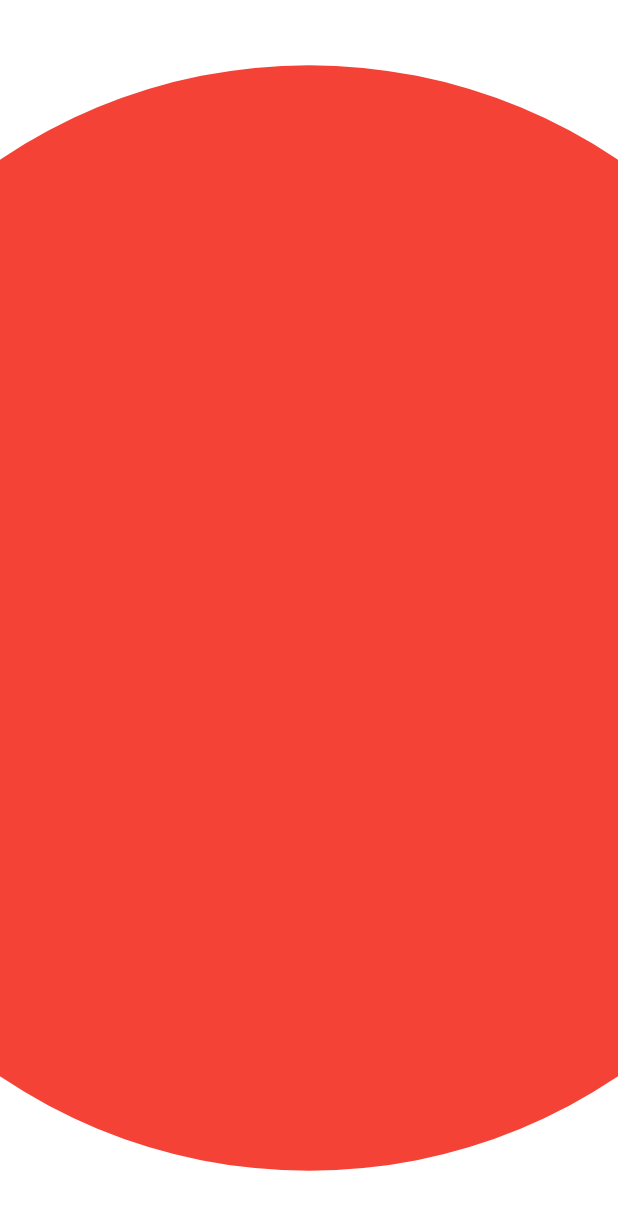
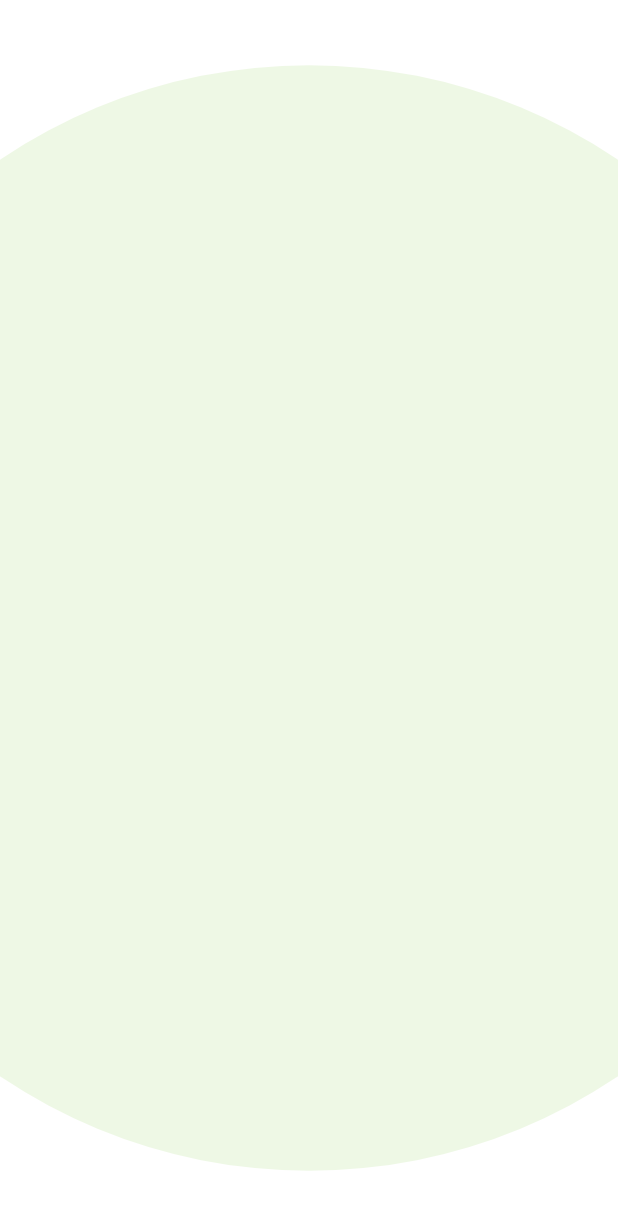
Before and after one commit to soliev01/animated, a Flutter app: the first screen one second after launch, on a phone screen of 412 x 824 dp. Shown: the top 1210 px of the screen. Run offline on Flutter 3.47's test engine with Material 2 defaults, Android fonts, the phone set to English and light mode, and no system bars.

Commit message:
new color generator

```diff
--- a/lib/main.dart
+++ b/lib/main.dart
@@ -51,9 +51,16 @@ class _AnimationScreenState extends State<AnimationScreen>
     Colors.teal,
     Colors.green
   ];
-  _getRandomColor(List<Color> colors) {
+  _getRandomColor() {
     //return colors[_random.nextInt(colors.length)];
-    return (colors..shuffle(_random)).first;
+    //return (colors..shuffle(_random)).first;
+    //return Colors.primaries[_random.nextInt(Colors.primaries.length)];
+    return Color.fromARGB(
+      _random.nextInt(256),
+      _random.nextInt(256),
+      _random.nextInt(256),
+      _random.nextInt(256),
+    );
   }
 
   late Color _currentColor;
@@ -67,7 +74,7 @@ class _AnimationScreenState extends State<AnimationScreen>
 
       setState(() {
         _tapPosition = tapPosition;
-        _currentColor = _getRandomColor(colors);
+        _currentColor = _getRandomColor();
         _controller.forward();
       });
     }
@@ -76,7 +83,7 @@ class _AnimationScreenState extends State<AnimationScreen>
   @override
   void initState() {
     super.initState();
-    _currentColor = _getRandomColor(colors);
+    _currentColor = _getRandomColor();
     _controller = AnimationController(
         duration: const Duration(milliseconds: 1000), vsync: this);
     _controller.forward();
```
